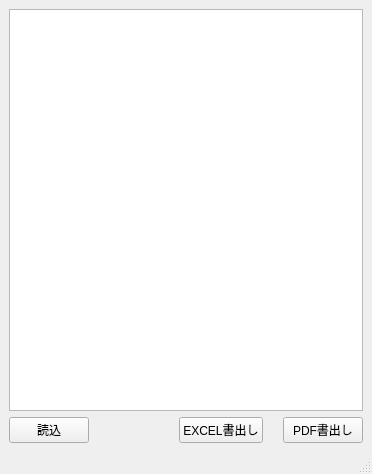
Qt form atrecord.ui (pitpod/ATRecord) before a commit.
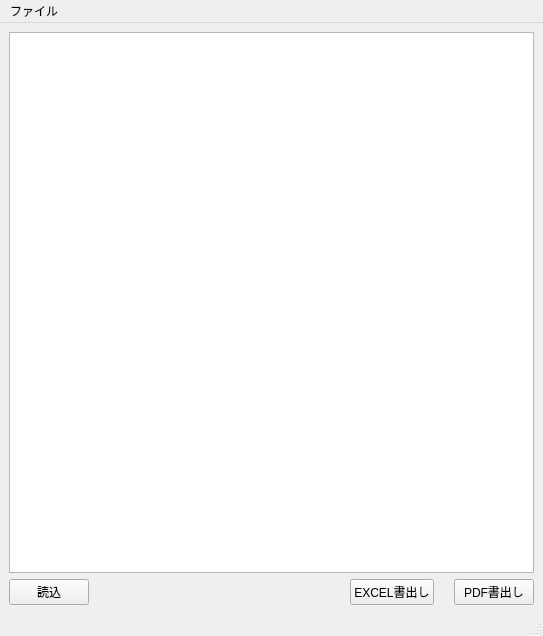
The same form after that commit.

```diff
--- a/atrecord.ui
+++ b/atrecord.ui
@@ -6,8 +6,8 @@
    <rect>
     <x>0</x>
     <y>0</y>
-    <width>372</width>
-    <height>474</height>
+    <width>543</width>
+    <height>636</height>
    </rect>
   </property>
   <property name="windowTitle">
@@ -79,10 +79,21 @@
     <rect>
      <x>0</x>
      <y>0</y>
-     <width>372</width>
-     <height>22</height>
+     <width>543</width>
+     <height>24</height>
     </rect>
    </property>
+   <widget class="QMenu" name="menu">
+    <property name="title">
+     <string>ファイル</string>
+    </property>
+    <addaction name="action_F"/>
+    <addaction name="action_E"/>
+    <addaction name="action_P"/>
+    <addaction name="separator"/>
+    <addaction name="action_B"/>
+   </widget>
+   <addaction name="menu"/>
   </widget>
   <widget class="QStatusBar" name="statusbar"/>
  </widget>
```
Left out of the diff: 20 changed lines with no effect on the pictures.
